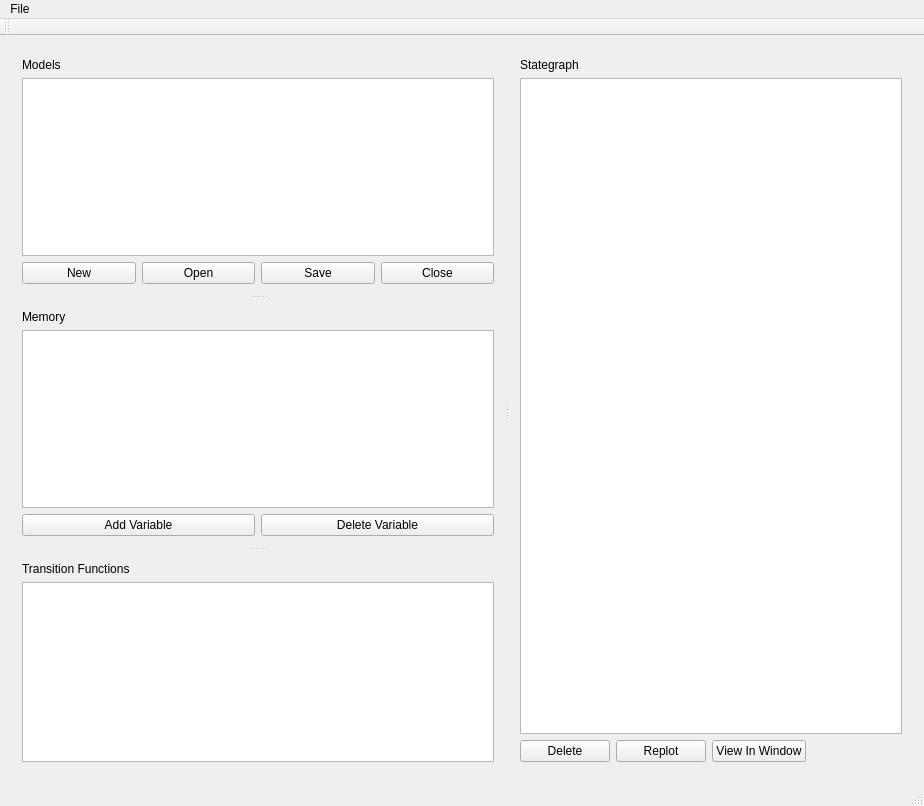
Qt form mainwindow.ui (FLAME-HPC/flame_editor) before a commit.
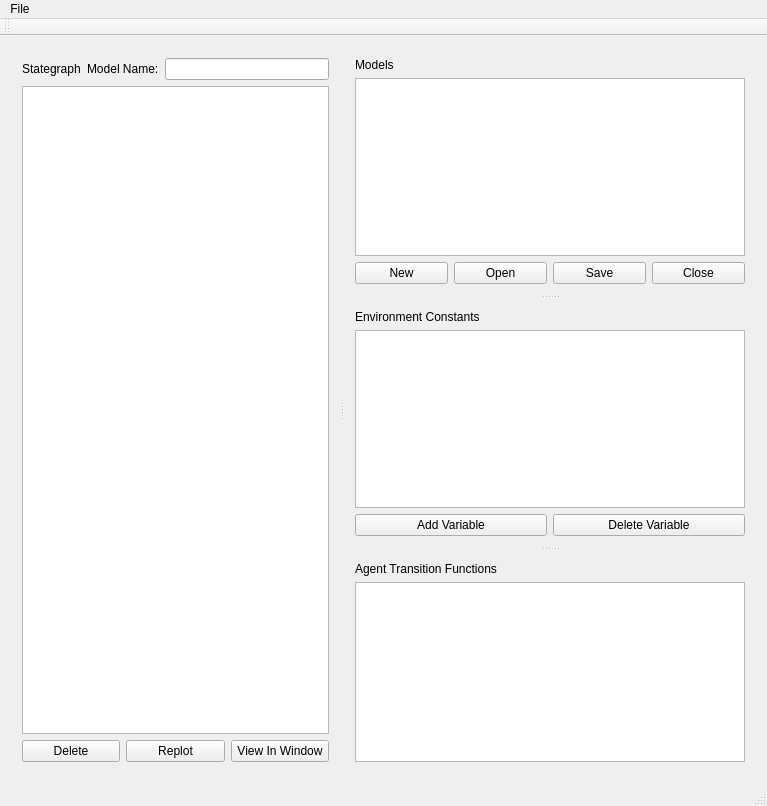
The same form after that commit.

Commit message: Updated UI. Stategraph now takes centre stage. Clicking stategraph items now selects the corresponding agent. Double clicking a transition function graph item brings up code editor. Updated labels to reflect actual usage of tables.

```diff
--- a/mainwindow.ui
+++ b/mainwindow.ui
@@ -6,7 +6,7 @@
    <rect>
     <x>0</x>
     <y>0</y>
-    <width>924</width>
+    <width>767</width>
     <height>806</height>
    </rect>
   </property>
@@ -14,12 +14,69 @@
    <string>FLAME Editor</string>
   </property>
   <widget class="QWidget" name="centralWidget">
-   <layout class="QVBoxLayout" name="verticalLayout_2">
+   <layout class="QVBoxLayout" name="verticalLayout_3">
     <item>
      <widget class="QSplitter" name="splitter_2">
       <property name="orientation">
        <enum>Qt::Horizontal</enum>
       </property>
+      <widget class="QWidget" name="">
+       <layout class="QVBoxLayout" name="verticalLayout_2">
+        <item>
+         <layout class="QHBoxLayout" name="horizontalLayout">
+          <item>
+           <widget class="QLabel" name="label_stategraph">
+            <property name="text">
+             <string>Stategraph</string>
+            </property>
+           </widget>
+          </item>
+          <item>
+           <widget class="QLabel" name="stagegraphNameLabel">
+            <property name="text">
+             <string>Model Name:</string>
+            </property>
+           </widget>
+          </item>
+          <item>
+           <widget class="QLineEdit" name="stagegraphNameLabelLineEdit"/>
+          </item>
+         </layout>
+        </item>
+        <item>
+         <widget class="QGraphicsView" name="graphicsView">
+          <property name="focusPolicy">
+           <enum>Qt::NoFocus</enum>
+          </property>
+         </widget>
+        </item>
+        <item>
+         <layout class="QHBoxLayout" name="horizontalLayout_2">
+          <item>
+           <widget class="QPushButton" name="pushButtonSceneDelete">
+            <property name="text">
+             <string>Delete</string>
+            </property>
+           </widget>
+          </item>
+          <item>
+           <widget class="QPushButton" name="pushButton_update">
+            <property name="text">
+             <string>Replot</string>
+            </property>
+           </widget>
+          </item>
+          <item>
+           <widget class="QPushButton" name="pushButton_viewModel">
+            <property name="text">
+             <string>View In Window</string>
+            </property>
+           </widget>
+          </item>
+         </layout>
+        </item>
+       </layout>
+      </widget>
       <widget class="QSplitter" name="splitter">
        <property name="orientation">
         <enum>Qt::Vertical</enum>
@@ -88,7 +145,7 @@
          <item row="0" column="0">
           <widget class="QLabel" name="label_memory">
            <property name="text">
-            <string>Memory</string>
+            <string>Environment Constants</string>
            </property>
           </widget>
          </item>
@@ -99,7 +156,7 @@
          <item>
           <widget class="QLabel" name="label_transitionfunctions">
            <property name="text">
-            <string>Transition Functions</string>
+            <string>Agent Transition Functions</string>
            </property>
           </widget>
          </item>
@@ -109,45 +166,6 @@
         </layout>
        </widget>
       </widget>
-      <widget class="QWidget" name="layoutWidget_3">
-       <layout class="QGridLayout" name="gridLayout_2">
-        <item row="1" column="0" colspan="4">
-         <widget class="QGraphicsView" name="graphicsView">
-          <property name="focusPolicy">
-           <enum>Qt::NoFocus</enum>
-          </property>
-         </widget>
-        </item>
-        <item row="2" column="0">
-         <widget class="QPushButton" name="pushButtonSceneDelete">
-          <property name="text">
-           <string>Delete</string>
-          </property>
-         </widget>
-        </item>
-        <item row="2" column="2">
-         <widget class="QPushButton" name="pushButton_viewModel">
-          <property name="text">
-           <string>View In Window</string>
-          </property>
-         </widget>
-        </item>
-        <item row="0" column="0">
-         <widget class="QLabel" name="label_stategraph">
-          <property name="text">
-           <string>Stategraph</string>
-          </property>
-         </widget>
-        </item>
-        <item row="2" column="1">
-         <widget class="QPushButton" name="pushButton_update">
-          <property name="text">
-           <string>Replot</string>
-          </property>
-         </widget>
-        </item>
-       </layout>
-      </widget>
      </widget>
     </item>
    </layout>
@@ -157,7 +175,7 @@
     <rect>
      <x>0</x>
      <y>0</y>
-     <width>924</width>
+     <width>767</width>
      <height>22</height>
     </rect>
    </property>
```
The commit also changes 24 other files.
